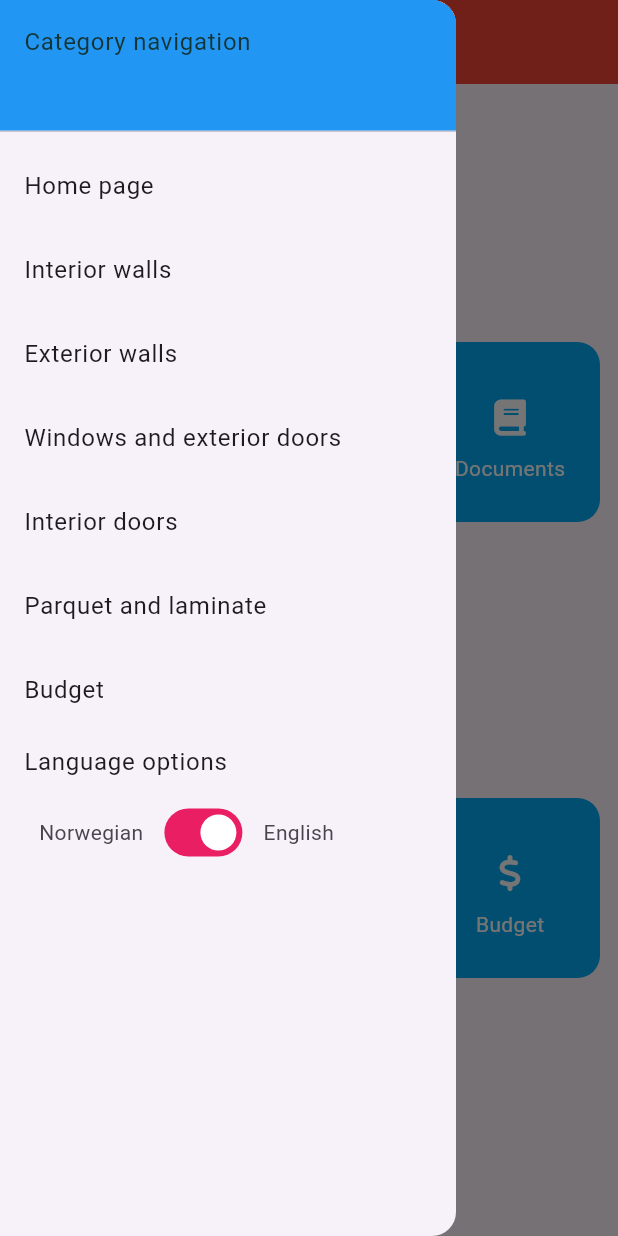
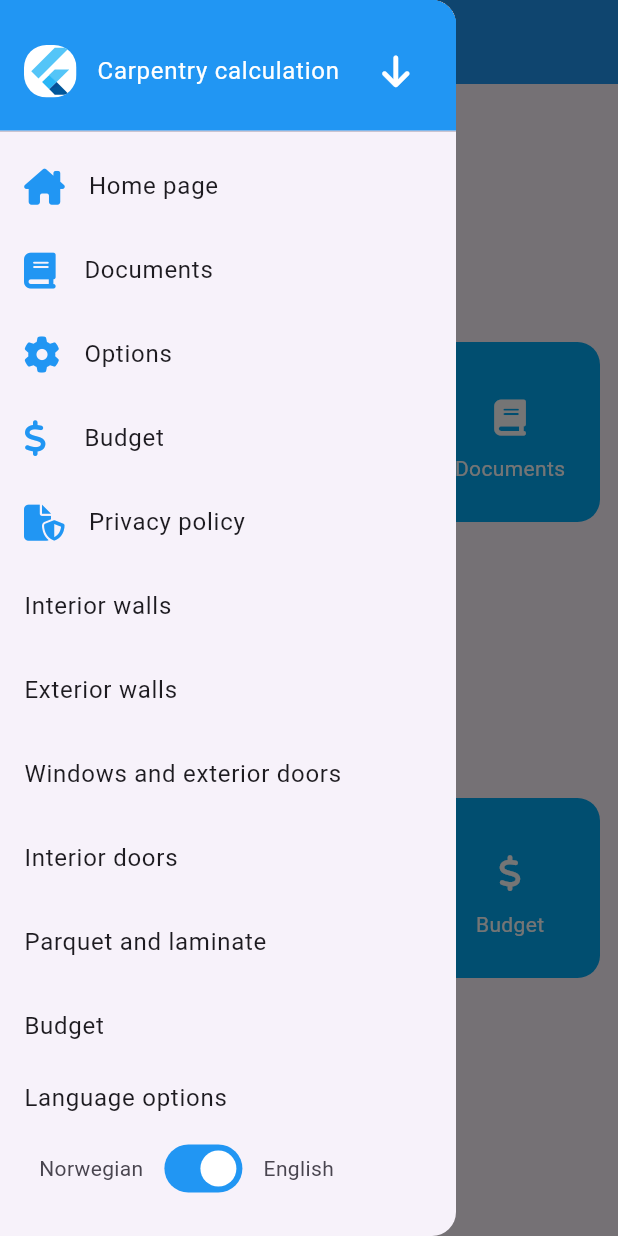
Before and after one commit to BenasVasiliauskas/Bygg_kalk, a Flutter app: the screen it shows after launch, with the side drawer open, on a phone screen of 412 x 824 dp. Run offline on Flutter 3.47's test engine with Material 3 defaults, Android fonts, the phone set to English and light mode, and no system bars; our stand-ins replace font_awesome_flutter; missing offline and left inert: syncfusion_flutter_xlsio.

Commit message:
set up drawer

```diff
--- a/lib/main.dart
+++ b/lib/main.dart
@@ -12,10 +12,10 @@ class MyApp extends StatelessWidget {
     return MaterialApp(
       theme: theme.copyWith(
         colorScheme: theme.colorScheme.copyWith(
-          primary: Colors.pink,
+          primary: Colors.blue,
           secondary: Colors.amber,
         ),
-        appBarTheme: AppBarTheme(backgroundColor: Colors.red),
+        appBarTheme: AppBarTheme(backgroundColor: Colors.blue),
         canvasColor: Color.fromRGBO(255, 254, 229, 1),
         textTheme: ThemeData.light().textTheme.copyWith(
             bodyLarge: TextStyle(
--- a/lib/widgets/custom_drawer.dart
+++ b/lib/widgets/custom_drawer.dart
@@ -1,6 +1,7 @@
 import 'package:cost_calculator/pages/item_screen/home_page.dart';
 import 'package:cost_calculator/pages/shared/inner_door_screen.dart';
 import 'package:cost_calculator/pages/shared/parquet_laminate_screen.dart';
+import 'package:font_awesome_flutter/font_awesome_flutter.dart';
 
 import '../pages/shared/budget_screen.dart';
 import '../pages/shared/exterior_wall_screen.dart';
@@ -30,11 +31,43 @@ class CustomDrawer extends StatelessWidget {
                 color: Colors.blue,
               ),
               child: languageEnglish == true
-                  ? Text('Category navigation')
-                  : Text('Kategori navigering'),
+                  ? Container(
+                      child: Row(
+                        mainAxisAlignment: MainAxisAlignment.spaceBetween,
+                        children: [
+                          ClipRRect(
+                            borderRadius: BorderRadius.all(Radius.circular(15)),
+                            child: Container(
+                              width: 35,
+                              height: 35,
+                              color: Colors.white,
+                              child: FlutterLogo(),
+                            ),
+                          ),
+                          Text(
+                            'Carpentry calculation',
+                            style: TextStyle(color: Colors.white),
+                          ),
+                          IconButton(
+                            onPressed: () {
+                              Navigator.pop(context);
+                            },
+                            icon: FaIcon(FontAwesomeIcons.arrowDown),
+                            color: Colors.white,
+                          )
+                        ],
+                      ),
+                    )
+                  : Container(
+                      child: Text('Tømrerarbeid  kalkyle'),
+                    ),
             ),
           ),
           ListTile(
+            leading: FaIcon(
+              FontAwesomeIcons.houseChimney,
+              color: Colors.blue,
+            ),
             title:
                 languageEnglish == true ? Text('Home page') : Text('Huvedmeny'),
             onTap: () {
@@ -47,7 +80,79 @@ class CustomDrawer extends StatelessWidget {
               );
             },
           ),
-
+          ListTile(
+            leading: FaIcon(
+              FontAwesomeIcons.book,
+              color: Colors.blue,
+            ),
+            title: languageEnglish == true
+                ? Text('Documents')
+                : Text('Bygningsdeler'),
+            onTap: () {
+              // Navigator.of(context).pushReplacement(
+              //   MaterialPageRoute(
+              //     builder: (context) {
+              //       return homePage();
+              //     },
+              //   ),
+              // );
+            },
+          ),
+          ListTile(
+            leading: FaIcon(
+              FontAwesomeIcons.gear,
+              color: Colors.blue,
+            ),
+            title: languageEnglish == true
+                ? Text('Options')
+                : Text('Innstillinger'),
+            onTap: () {
+              //   Navigator.of(context).pushReplacement(
+              //     MaterialPageRoute(
+              //       builder: (context) {
+              //         return homePage();
+              //       },
+              //     ),
+              //   );
+            },
+          ),
+          ListTile(
+            leading: FaIcon(
+              FontAwesomeIcons.dollarSign,
+              color: Colors.blue,
+            ),
+            title: languageEnglish == true ? Text('Budget') : Text('Budsjett'),
+            onTap: () {
+              Navigator.of(context).pushReplacement(
+                MaterialPageRoute(
+                  builder: (context) {
+                    return languageEnglish
+                        ? BudgetScreen()
+                        : NorwBudgetScreen();
+                  },
+                ),
+              );
+            },
+          ),
+          ListTile(
+            leading: FaIcon(
+              FontAwesomeIcons.fileShield,
+              color: Colors.blue,
+            ),
+            title: languageEnglish == true
+                ? Text('Privacy policy')
+                : Text('Personvernerklæring'),
+            onTap: () {
+              // Navigator.of(context).pushReplacement(
+              //   MaterialPageRoute(
+              //     builder: (context) {
+              //       return homePage();
+              //     },
+              //   ),
+              // );
+            },
+          ),
+//////// old
           ListTile(
             title: languageEnglish == true
                 ? Text('Interior walls')
```
Also changed, not shown: 1 other file.
